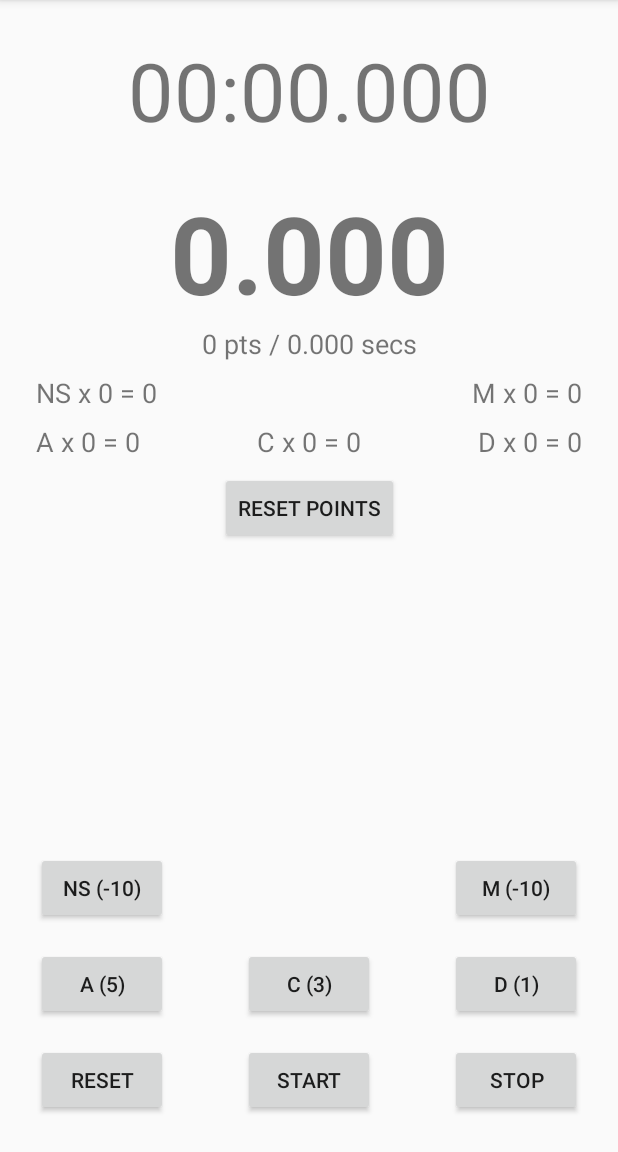
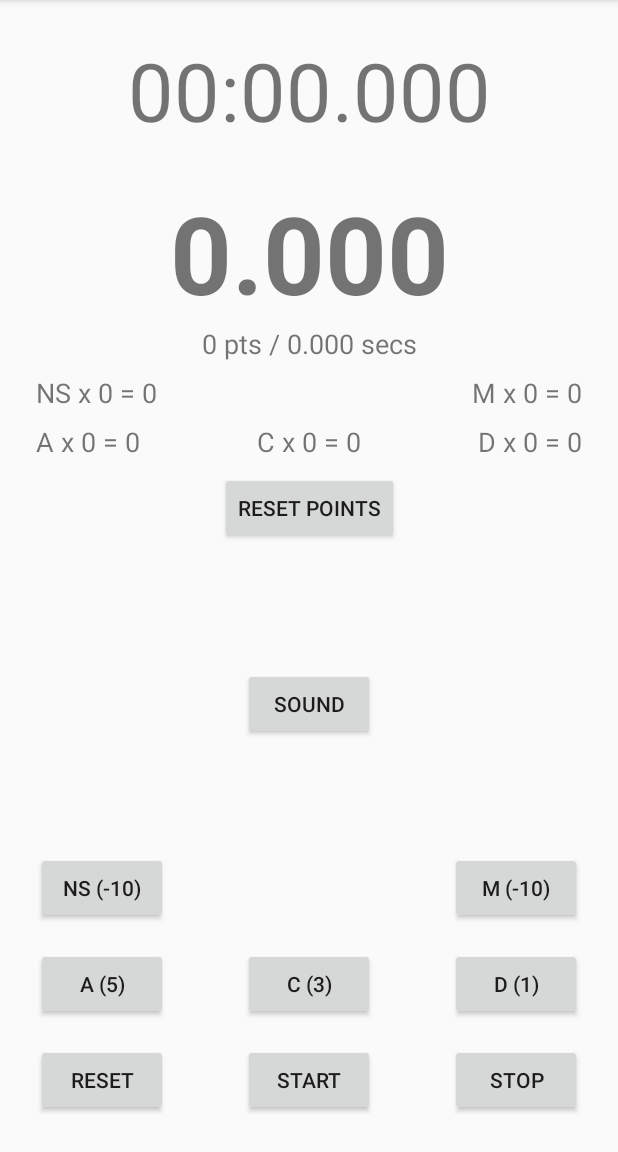
Before and after one commit to a-polak/bullseye, an Android app: the screen it shows after launch (MainActivity), on a phone screen of 412 x 824 dp, the part 84-1236 px from its top. Run offline under Robolectric (Android 15) with nearby library versions, the phone set to English and light mode, and no system bars.

Commit message:
Added second activity for sound details.

```diff
--- a/app/build.gradle
+++ b/app/build.gradle
@@ -1,13 +1,12 @@
 apply plugin: 'com.android.application'
 
 android {
-    compileSdkVersion 29
-    buildToolsVersion "29.0.3"
+    compileSdkVersion 30
 
     defaultConfig {
         applicationId "pl.tenk.bullseye"
         minSdkVersion 26
-        targetSdkVersion 29
+        targetSdkVersion 30
         versionCode 1
         versionName "1.0"
 
--- a/app/src/main/AndroidManifest.xml
+++ b/app/src/main/AndroidManifest.xml
@@ -9,10 +9,10 @@
         android:roundIcon="@mipmap/ic_launcher_round"
         android:supportsRtl="true"
         android:theme="@style/AppTheme">
+        <activity android:name=".SoundDetails"></activity>
         <activity android:name=".MainActivity">
             <intent-filter>
                 <action android:name="android.intent.action.MAIN" />
-
                 <category android:name="android.intent.category.LAUNCHER" />
             </intent-filter>
         </activity>
--- a/app/src/main/java/pl/tenk/bullseye/MainActivity.java
+++ b/app/src/main/java/pl/tenk/bullseye/MainActivity.java
@@ -1,5 +1,6 @@
 package pl.tenk.bullseye;
 
+import android.content.Intent;
 import android.media.MediaPlayer;
 import android.os.Bundle;
 import android.os.Handler;
@@ -21,7 +22,7 @@ import static pl.tenk.bullseye.R.integer.no_shoot_value;
 public class MainActivity extends AppCompatActivity {
 
     TextView timer, comstockFactor, comstockCalculation, countACalculation, countCCalculation, countDCalculation, countNSCalculation, countMCalculation;
-    Button startButton, stopButton, resetButton, addAlphaButton, addCharlieButton, addDeltaButton, addNoShootButton, addMissButton, resetPointsButton;
+    Button startButton, stopButton, resetButton, addAlphaButton, addCharlieButton, addDeltaButton, addNoShootButton, addMissButton, resetPointsButton, soundButton;
     long milisecondsTime, startTime, bufTime, updateTime = 0L;
     Handler stopwatchHandler;
     int Seconds = 0,
@@ -48,6 +49,7 @@ public class MainActivity extends AppCompatActivity {
         setContentView(R.layout.activity_main);
 
         timer = findViewById(R.id.text_stopwatchCounter);
+        soundButton = findViewById(R.id.button_sound);
         startButton = findViewById(R.id.button_start);
         stopButton = findViewById(R.id.button_stop);
         resetButton = findViewById(R.id.button_reset);
@@ -93,9 +95,12 @@ public class MainActivity extends AppCompatActivity {
 
         stopwatchHandler = new Handler();
 
-        startButton.setOnClickListener(new View.OnClickListener(){
-            @Override
-            public void onClick(View view){
+        soundButton.setOnClickListener(v -> {
+            Intent intent = new Intent(MainActivity.this, SoundDetails.class);
+            startActivity(intent);
+        });
+
+        startButton.setOnClickListener(view -> {
             mp.start();
             timeInSeconds = 0f;
             startTime = SystemClock.elapsedRealtime();
@@ -123,12 +128,9 @@ public class MainActivity extends AppCompatActivity {
                 Factor = (float) updatePoints / timeInSeconds;
             else Factor = 0;
             comstockFactor.setText(String.format(Locale.getDefault(),"%.3f", Factor));
-            }
         });
 
-        stopButton.setOnClickListener(new View.OnClickListener(){
-            @Override
-            public void onClick(View view){
+        stopButton.setOnClickListener(view -> {
             bufTime += milisecondsTime;
             stopwatchHandler.removeCallbacks(runnableStopwatch);
             resetButton.setEnabled(true);
@@ -139,12 +141,9 @@ public class MainActivity extends AppCompatActivity {
             else Factor = 0;
             comstockFactor.setText(String.format(Locale.getDefault(),"%.3f", Factor));
 
-            }
         });
 
-        resetButton.setOnClickListener(new View.OnClickListener(){
-            @Override
-            public void onClick(View view){
+        resetButton.setOnClickListener(view -> {
             milisecondsTime = 0L ;
             startTime = 0L;
             bufTime = 0L;
@@ -179,11 +178,9 @@ public class MainActivity extends AppCompatActivity {
                     Minutes,
                     Seconds,
                     Miliseconds));
-            }
         });
 
-        addAlphaButton.setOnClickListener(new View.OnClickListener() {
-            public void onClick(View v) {
+        addAlphaButton.setOnClickListener(v -> {
             updatePoints += getResources().getInteger(alpha_value);
             countA++;
             ASum = getResources().getInteger(alpha_value) * countA;
@@ -193,11 +190,9 @@ public class MainActivity extends AppCompatActivity {
                 Factor = (float) updatePoints / timeInSeconds;
             else Factor = 0;
             comstockFactor.setText(String.format(Locale.getDefault(),"%.3f", Factor));
-            }
         });
 
-        addCharlieButton.setOnClickListener(new View.OnClickListener() {
-            public void onClick(View v) {
+        addCharlieButton.setOnClickListener(v -> {
             updatePoints += getResources().getInteger(charlie_value);
             countC++;
             CSum = getResources().getInteger(charlie_value) * countC;
@@ -207,11 +202,9 @@ public class MainActivity extends AppCompatActivity {
                 Factor = (float) updatePoints / timeInSeconds;
             else Factor = 0;
             comstockFactor.setText(String.format(Locale.getDefault(),"%.3f", Factor));
-            }
         });
 
-        addDeltaButton.setOnClickListener(new View.OnClickListener() {
-            public void onClick(View v) {
+        addDeltaButton.setOnClickListener(v -> {
             updatePoints += getResources().getInteger(delta_value);
             countD++;
             DSum = getResources().getInteger(delta_value) * countD;
@@ -221,12 +214,9 @@ public class MainActivity extends AppCompatActivity {
                 Factor = (float) updatePoints / timeInSeconds;
             else Factor = 0;
             comstockFactor.setText(String.format(Locale.getDefault(),"%.3f", Factor));
-            }
         });
 
-        addNoShootButton.setOnClickListener(new View.OnClickListener() {
-            @Override
-            public void onClick(View v) {
+        addNoShootButton.setOnClickListener(v -> {
             updatePoints += getResources().getInteger(no_shoot_value);
             countNS++;
             NSSum = getResources().getInteger(no_shoot_value) * countNS;
@@ -236,12 +226,9 @@ public class MainActivity extends AppCompatActivity {
                 Factor = (float) updatePoints / timeInSeconds;
             else Factor = 0;
             comstockFactor.setText(String.format(Locale.getDefault(),"%.3f", Factor));
-            }
         });
 
-        addMissButton.setOnClickListener(new View.OnClickListener() {
-            @Override
-            public void onClick(View v) {
+        addMissButton.setOnClickListener(v -> {
             updatePoints += getResources().getInteger(miss_value);
             countM++;
             MSum = getResources().getInteger(miss_value) * countM;
@@ -251,11 +238,9 @@ public class MainActivity extends AppCompatActivity {
                 Factor = (float) updatePoints / timeInSeconds;
             else Factor = 0;
             comstockFactor.setText(String.format(Locale.getDefault(),"%.3f", Factor));
-            }
         });
 
-        resetPointsButton.setOnClickListener(new View.OnClickListener(){
-            public void onClick(View view){
+        resetPointsButton.setOnClickListener(view -> {
             updatePoints = 0;
             countA = 0;
             ASum = getResources().getInteger(alpha_value) * countA;
@@ -277,7 +262,6 @@ public class MainActivity extends AppCompatActivity {
                 Factor = (float) updatePoints / timeInSeconds;
             else Factor = 0;
             comstockFactor.setText(String.format(Locale.getDefault(),"%.3f", Factor));
-            }
         });
     }
 
@@ -297,4 +281,6 @@ public class MainActivity extends AppCompatActivity {
             stopwatchHandler.postDelayed(this, 0);
         }
     };
+
+
 }
--- a/app/src/main/res/layout/activity_main.xml
+++ b/app/src/main/res/layout/activity_main.xml
@@ -197,4 +197,17 @@
         app:layout_constraintBottom_toTopOf="@+id/button_add_alpha"
         app:layout_constraintEnd_toEndOf="parent" />
 
+    <Button
+        android:id="@+id/button_sound"
+        android:layout_width="wrap_content"
+        android:layout_height="wrap_content"
+        android:layout_marginStart="24dp"
+        android:layout_marginTop="8dp"
+        android:layout_marginEnd="24dp"
+        android:text="@string/sound_details_button"
+        app:layout_constraintBottom_toTopOf="@+id/button_add_no_shoot"
+        app:layout_constraintEnd_toEndOf="parent"
+        app:layout_constraintStart_toStartOf="parent"
+        app:layout_constraintTop_toBottomOf="@+id/button_reset_points" />
+
 </androidx.constraintlayout.widget.ConstraintLayout>
--- a/app/src/main/res/values/strings.xml
+++ b/app/src/main/res/values/strings.xml
@@ -17,4 +17,6 @@
     <string name="button_add_miss">M (%d)</string>
     <string name="text_count_NS">NS x %d = %d</string>
     <string name="text_count_M">M x %d = %d</string>
+    <string name="sound_details_button">Sound</string>
+    <string name="button_back">Back</string>
 </resources>
--- a/build.gradle
+++ b/build.gradle
@@ -8,7 +8,7 @@ buildscript {
 
     }
     dependencies {
-        classpath 'com.android.tools.build:gradle:4.0.0'
+        classpath 'com.android.tools.build:gradle:4.2.1'
 
 
         // NOTE: Do not place your application dependencies here; they belong
```
Also changed, not shown: app/src/main/java/pl/tenk/bullseye/BoomDetect.java (added, +12 -0 lines), app/src/main/java/pl/tenk/bullseye/SoundDetails.java (added, +27 -0 lines), app/src/main/res/layout/activity_sound_details.xml (added, +16 -0 lines), gradle/wrapper/gradle-wrapper.properties. Lines whose indentation alone changed are shown as unchanged.
